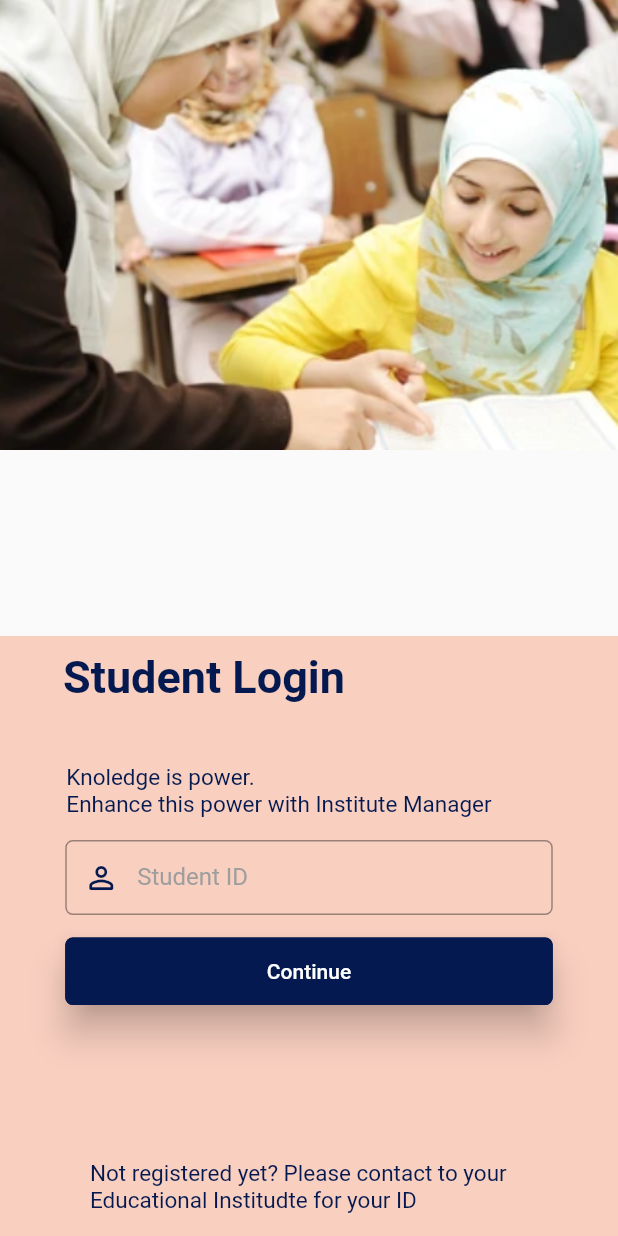
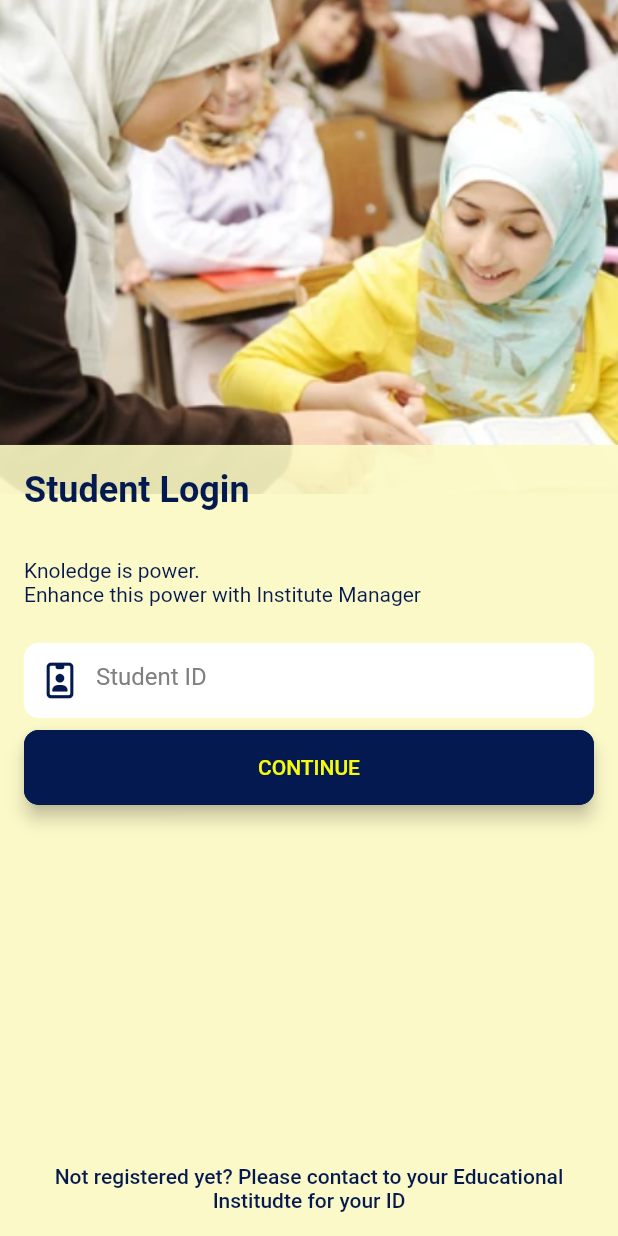
Before and after one commit to SabihaUddin/Student-Management, a Flutter app: the screen it shows after launch, on a phone screen of 412 x 824 dp. Run offline on Flutter 3.47's test engine with Material 2 defaults, Android fonts, the phone set to English and light mode, and no system bars; our stand-ins replace font_awesome_flutter; Roboto replaces fonts that are missing (verdana_regular).

Commit message:
Optimized design of login added

```diff
--- a/lib/main.dart
+++ b/lib/main.dart
@@ -1,5 +1,5 @@
 import 'package:flutter/material.dart';
-import 'package:student_management/pages/login_page.dart';
+import 'package:student_management/optimized_views/login.dart';
 
 void main() {
   runApp(const MyApp());
@@ -17,7 +17,7 @@ class MyApp extends StatelessWidget {
       theme: ThemeData(
         primarySwatch: Colors.blue,
       ),
-      home: LogIn(),
+      home: const LogIn(),
     );
   }
 }
--- /dev/null
+++ b/lib/optimized_views/components/custom_button.dart
@@ -0,0 +1,39 @@
+import 'package:flutter/material.dart';
+import 'package:student_management/utils/text.dart';
+import 'package:student_management/utils/theme.dart';
+
+class CustomButton extends StatelessWidget {
+  final Function()? onPressed;
+  final double elevation;
+  final double borderRadius;
+  final Color borderColor;
+  final String text;
+  final Color backgroundColor;
+
+  const CustomButton(
+      {Key? key,
+      required this.onPressed,
+      required this.text,
+      this.elevation = 5,
+      this.borderRadius = 10,
+      this.borderColor = CustomColors.darkBlue,
+      this.backgroundColor = CustomColors.darkBlue})
+      : super(key: key);
+
+  @override
+  Widget build(BuildContext context) {
+    return ElevatedButton(
+        onPressed: onPressed,
+        style: ElevatedButton.styleFrom(
+            elevation: elevation,
+            backgroundColor: backgroundColor,
+            shape: RoundedRectangleBorder(
+                borderRadius: BorderRadius.circular(borderRadius),
+                side: BorderSide(color: borderColor))),
+        child: CustomText(
+          text: text,
+          color: CustomColors.secondaryTextColor,
+          fontWeight: FontWeight.w500,
+        ));
+  }
+}
--- /dev/null
+++ b/lib/optimized_views/components/custom_text_form_field.dart
@@ -0,0 +1,80 @@
+import 'package:flutter/material.dart';
+import 'package:student_management/utils/theme.dart';
+
+class CustomTextFormField extends StatelessWidget {
+  final TextEditingController controller;
+  final TextStyle? style;
+  final Function(String)? onChanged;
+  final Widget? prefixIcon;
+  final double borderRadius;
+  final Color borderColor;
+  final Color focusedBorderColor;
+  final Color enabledBorderColor;
+  final Color disabledBorderColor;
+  final double borderWidth;
+  final Color? fillColor;
+  final Color? cursorColor;
+  final bool? filled;
+  final String? hint;
+  final String? labelText;
+  final TextStyle? hintStyle;
+  final TextStyle? labelStyle;
+  final TextInputType? keyBoardType;
+
+  const CustomTextFormField({super.key,
+    required this.controller,
+    this.style,
+    this.onChanged,
+    this.prefixIcon,
+    this.borderRadius = 10,
+    this.borderColor = CustomColors.darkBlue,
+    this.focusedBorderColor = CustomColors.darkBlue,
+    this.enabledBorderColor = CustomColors.darkBlue,
+    this.disabledBorderColor = CustomColors.darkBlue,
+    this.borderWidth = .5,
+    this.keyBoardType,
+    this.fillColor = CustomColors.white,
+    this.filled = true,
+    this.cursorColor = CustomColors.primaryTextColor,
+    this.hint,
+    this.labelStyle,
+    this.hintStyle,
+    this.labelText});
+
+  @override
+  Widget build(BuildContext context) {
+    return TextFormField(
+      controller: controller,
+      cursorColor: cursorColor,
+      style: style,
+      onChanged: onChanged,
+      keyboardType: keyBoardType,
+      decoration: InputDecoration(
+        prefixIcon: prefixIcon,
+        border: OutlineInputBorder(
+          borderSide: BorderSide(color: borderColor, width: borderWidth),
+          borderRadius: BorderRadius.circular(borderRadius),
+        ),
+        focusedBorder: OutlineInputBorder(
+          borderSide: BorderSide(color: focusedBorderColor, width: borderWidth),
+          borderRadius: BorderRadius.circular(borderRadius),
+        ),
+        enabledBorder: OutlineInputBorder(
+          borderSide: BorderSide(color: enabledBorderColor, width: borderWidth),
+          borderRadius: BorderRadius.circular(borderRadius),
+        ),
+        disabledBorder: OutlineInputBorder(
+          borderSide:
+          BorderSide(color: disabledBorderColor, width: borderWidth),
+          borderRadius: BorderRadius.circular(borderRadius),
+        ),
+        fillColor: fillColor,
+        filled: filled,
+        hintText: hint,
+        hintStyle: hintStyle,
+        labelText: labelText,
+        labelStyle: labelStyle,
+      ),
+    );
+  }
+}
--- /dev/null
+++ b/lib/optimized_views/login.dart
@@ -0,0 +1,124 @@
+import 'package:flutter/material.dart';
+import 'package:student_management/optimized_views/components/custom_button.dart';
+import 'package:student_management/optimized_views/components/custom_text_form_field.dart';
+import 'package:student_management/pages/login_page.dart';
+import 'package:student_management/utils/strings.dart';
+import 'package:student_management/utils/text.dart';
+import 'package:student_management/utils/theme.dart';
+import 'package:font_awesome_flutter/font_awesome_flutter.dart';
+
+class LogIn extends StatefulWidget {
+  const LogIn({Key? key}) : super(key: key);
+
+  @override
+  State<LogIn> createState() => _LogInState();
+}
+
+class _LogInState extends State<LogIn> {
+  final studentIdController = TextEditingController();
+
+  @override
+  void dispose() {
+    studentIdController.dispose();
+    super.dispose();
+  }
+
+  @override
+  Widget build(BuildContext context) {
+    return SafeArea(
+      child: Scaffold(
+        body: SizedBox(
+          height: MediaQuery.of(context).size.height,
+          width: MediaQuery.of(context).size.width,
+          child: Stack(
+            clipBehavior: Clip.none,
+            children: [
+              Image.asset(
+                'images/student image.png',
+                fit: BoxFit.fitWidth,
+                width: double.infinity,
+                height: MediaQuery.of(context).size.height * .4,
+              ),
+              Positioned(
+                bottom: 0,
+                child: Container(
+                  width: MediaQuery.of(context).size.width,
+                  height: MediaQuery.of(context).size.height * .64,
+                  color: CustomColors.lightYellow.withOpacity(0.9),
+                  padding: const EdgeInsets.all(CustomSpace.mediumSpace),
+                  child: Column(
+                    children: [
+                      Expanded(
+                        child: Column(
+                          crossAxisAlignment: CrossAxisAlignment.start,
+                          children: [
+                            const CustomText(
+                              text: Strings.studentLogin,
+                              color: CustomColors.darkBlue,
+                              fontSize: CustomFontSize.largeFont,
+                              fontWeight: FontWeight.bold,
+                            ),
+                            const SizedBox(
+                              height: CustomSpace.xLargeSpace,
+                            ),
+                            const CustomText(
+                                text: Strings.loginScreenSubtitle1,
+                                color: CustomColors.darkBlue),
+                            const SizedBox(
+                              height: CustomSpace.largeSpace,
+                            ),
+                            SizedBox(
+                              height: 50,
+                              child: CustomTextFormField(
+                                controller: studentIdController,
+                                prefixIcon: const Icon(
+                                  FontAwesomeIcons.idBadge,
+                                  color: CustomColors.darkBlue,
+                                ),
+                                hint: Strings.studentId,
+                                hintStyle: const TextStyle(
+                                    color: CustomColors.hintColor),
+                                borderColor: CustomColors.white,
+                                enabledBorderColor: CustomColors.white,
+                                disabledBorderColor: CustomColors.white,
+                                focusedBorderColor: CustomColors.white,
+                              ),
+                            ),
+                            const SizedBox(
+                              height: CustomSpace.smallSpace,
+                            ),
+                            SizedBox(
+                              height: 50,
+                              width: double.infinity,
+                              child: CustomButton(
+                                onPressed: () {
+                                  onButtonPressed();
+                                },
+                                text: Strings.continueString.toUpperCase(),
+                              ),
+                            ),
+                          ],
+                        ),
+                      ),
+                      const CustomText(
+                        text:
+                            'Not registered yet? Please contact to your Educational Institudte for your ID',
+                        color: CustomColors.darkBlue,
+                        fontWeight: FontWeight.w500,
+                        textAlign: TextAlign.center,
+                      ),
+                    ],
+                  ),
+                ),
+              )
+            ],
+          ),
+        ),
+      ),
+    );
+  }
+
+  void onButtonPressed() {
+    Navigator.push(context, MaterialPageRoute(builder: (context)=> const LogInPage()));
+  }
+}
--- a/lib/pages/login_page.dart
+++ b/lib/pages/login_page.dart
@@ -1,14 +1,14 @@
 import 'package:flutter/material.dart';
 import 'package:student_management/utils/text.dart';
 
-class LogIn extends StatefulWidget {
-  const LogIn({Key? key}) : super(key: key);
+class LogInPage extends StatefulWidget {
+  const LogInPage({Key? key}) : super(key: key);
 
   @override
-  State<LogIn> createState() => _LogInState();
+  State<LogInPage> createState() => _LogInPageState();
 }
 
-class _LogInState extends State<LogIn> {
+class _LogInPageState extends State<LogInPage> {
    final TextEditingController textController=  TextEditingController();
 
   @override
--- /dev/null
+++ b/lib/utils/strings.dart
@@ -0,0 +1,6 @@
+class Strings{
+  static const studentLogin = "Student Login";
+  static const loginScreenSubtitle1 = "Knoledge is power.\nEnhance this power with Institute Manager";
+  static const studentId = "Student ID";
+  static const continueString = "Continue";
+}
--- a/lib/utils/text.dart
+++ b/lib/utils/text.dart
@@ -1,4 +1,5 @@
 import 'package:flutter/material.dart';
+import 'package:student_management/utils/theme.dart';
 
 const textbig30=TextStyle(
   fontSize: 30,
@@ -8,3 +9,33 @@ const textsmall10=TextStyle(
   fontSize: 15,
   color: Color(0xff04194F)
 );
+
+
+class CustomText extends StatelessWidget {
+  final String text;
+  final Color color;
+  final double fontSize;
+  final FontWeight fontWeight;
+  final TextAlign textAlign;
+  const CustomText({
+    Key? key,
+    required this.text,
+    this.color = CustomColors.primaryTextColor,
+    this.fontSize = CustomFontSize.smallFont,
+    this.fontWeight = FontWeight.normal,
+    this.textAlign = TextAlign.start
+  }) : super(key: key);
+
+  @override
+  Widget build(BuildContext context) {
+    return Text(
+      text,
+      textAlign: textAlign,
+      style: TextStyle(
+        color: color,
+        fontSize: fontSize,
+        fontWeight: fontWeight,
+      ),
+    );
+  }
+}
--- /dev/null
+++ b/lib/utils/theme.dart
@@ -0,0 +1,28 @@
+import 'package:flutter/material.dart';
+
+class CustomColors{
+  static const Color lightYellow = Color(0xffFCF9C4);
+  static const Color darkBlue = Color(0xff04194F);
+  static const Color white = Colors.white;
+  static const Color hintColor = Color(0xff808080);
+  static const Color primaryTextColor = Colors.black;
+  static const Color secondaryTextColor = Color(0xffF7FC0D);
+}
+
+
+class CustomFontSize{
+  static const double xSmallFont = 12;
+  static const double smallFont = 14;
+  static const double mediumFont = 16;
+  static const double largeFont = 24;
+  static const double xLargeFont = 36;
+}
+
+
+class CustomSpace{
+  static const double xSmallSpace = 4;
+  static const double smallSpace = 8;
+  static const double mediumSpace = 16;
+  static const double largeSpace = 24;
+  static const double xLargeSpace = 32;
+}
--- a/pubspec.yaml
+++ b/pubspec.yaml
@@ -34,6 +34,7 @@ dependencies:
   # The following adds the Cupertino Icons font to your application.
   # Use with the CupertinoIcons class for iOS style icons.
   cupertino_icons: ^1.0.2
+  font_awesome_flutter: ^10.2.1
 
 dev_dependencies:
   flutter_test:
```
Also changed, not shown: pubspec.lock, 1 other file.
